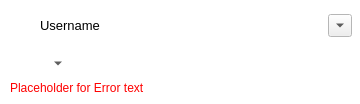
Before: the Qt Designer form src/gui/shareuserline.ui in nextmcloud/desktop, drawn with Qt 5.
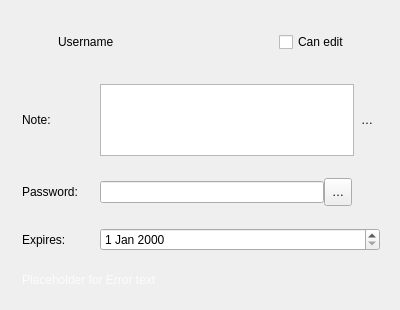
After: the same form once the commit is applied. Icons and pictures are not drawn. Custom widgets are drawn as their Qt base class.

The edit to the form file:
```diff
--- a/src/gui/shareuserline.ui
+++ b/src/gui/shareuserline.ui
@@ -6,12 +6,12 @@
    <rect>
     <x>0</x>
     <y>0</y>
-    <width>360</width>
-    <height>104</height>
+    <width>400</width>
+    <height>310</height>
    </rect>
   </property>
   <property name="sizePolicy">
-   <sizepolicy hsizetype="Preferred" vsizetype="Preferred">
+   <sizepolicy hsizetype="Expanding" vsizetype="Fixed">
     <horstretch>1</horstretch>
     <verstretch>0</verstretch>
    </sizepolicy>
@@ -22,70 +22,6 @@
     <height>0</height>
    </size>
   </property>
-  <property name="palette">
-   <palette>
-    <active>
-     <colorrole role="Base">
-      <brush brushstyle="SolidPattern">
-       <color alpha="255">
-        <red>255</red>
-        <green>255</green>
-        <blue>255</blue>
-       </color>
-      </brush>
-     </colorrole>
-     <colorrole role="Window">
-      <brush brushstyle="SolidPattern">
-       <color alpha="255">
-        <red>255</red>
-        <green>255</green>
-        <blue>255</blue>
-       </color>
-      </brush>
-     </colorrole>
-    </active>
-    <inactive>
-     <colorrole role="Base">
-      <brush brushstyle="SolidPattern">
-       <color alpha="255">
-        <red>255</red>
-        <green>255</green>
-        <blue>255</blue>
-       </color>
-      </brush>
-     </colorrole>
-     <colorrole role="Window">
-      <brush brushstyle="SolidPattern">
-       <color alpha="255">
-        <red>255</red>
-        <green>255</green>
-        <blue>255</blue>
-       </color>
-      </brush>
-     </colorrole>
-    </inactive>
-    <disabled>
-     <colorrole role="Base">
-      <brush brushstyle="SolidPattern">
-       <color alpha="255">
-        <red>255</red>
-        <green>255</green>
-        <blue>255</blue>
-       </color>
-      </brush>
-     </colorrole>
-     <colorrole role="Window">
-      <brush brushstyle="SolidPattern">
-       <color alpha="255">
-        <red>255</red>
-        <green>255</green>
-        <blue>255</blue>
-       </color>
-      </brush>
-     </colorrole>
-    </disabled>
-   </palette>
-  </property>
   <property name="autoFillBackground">
    <bool>false</bool>
   </property>
@@ -94,20 +30,23 @@
     <number>0</number>
    </property>
    <property name="leftMargin">
-    <number>0</number>
+    <number>12</number>
    </property>
    <property name="topMargin">
     <number>0</number>
    </property>
    <property name="rightMargin">
-    <number>0</number>
+    <number>20</number>
    </property>
    <property name="bottomMargin">
     <number>0</number>
    </property>
    <item>
-    <layout class="QHBoxLayout" name="horizontalLayout">
+    <layout class="QHBoxLayout" name="horizontalLayout_2">
      <property name="spacing">
+      <number>6</number>
+     </property>
+     <property name="rightMargin">
       <number>0</number>
      </property>
      <item>
@@ -124,70 +63,6 @@
          <height>40</height>
         </size>
        </property>
-       <property name="palette">
-        <palette>
-         <active>
-          <colorrole role="Base">
-           <brush brushstyle="SolidPattern">
-            <color alpha="255">
-             <red>255</red>
-             <green>255</green>
-             <blue>255</blue>
-            </color>
-           </brush>
-          </colorrole>
-          <colorrole role="Window">
-           <brush brushstyle="SolidPattern">
-            <color alpha="255">
-             <red>255</red>
-             <green>255</green>
-             <blue>255</blue>
-            </color>
-           </brush>
-          </colorrole>
-         </active>
-         <inactive>
-          <colorrole role="Base">
-           <brush brushstyle="SolidPattern">
-            <color alpha="255">
-             <red>255</red>
-             <green>255</green>
-             <blue>255</blue>
-            </color>
-           </brush>
-          </colorrole>
-          <colorrole role="Window">
-           <brush brushstyle="SolidPattern">
-            <color alpha="255">
-             <red>255</red>
-             <green>255</green>
-             <blue>255</blue>
-            </color>
-           </brush>
-          </colorrole>
-         </inactive>
-         <disabled>
-          <colorrole role="Base">
-           <brush brushstyle="SolidPattern">
-            <color alpha="255">
-             <red>255</red>
-             <green>255</green>
-             <blue>255</blue>
-            </color>
-           </brush>
-          </colorrole>
-          <colorrole role="Window">
-           <brush brushstyle="SolidPattern">
-            <color alpha="255">
-             <red>255</red>
-             <green>255</green>
-             <blue>255</blue>
-            </color>
-           </brush>
-          </colorrole>
-         </disabled>
-        </palette>
-       </property>
        <property name="alignment">
         <set>Qt::AlignCenter</set>
        </property>
@@ -196,43 +71,21 @@
      <item>
       <widget class="OCC::ElidedLabel" name="sharedWith">
        <property name="sizePolicy">
-        <sizepolicy hsizetype="Expanding" vsizetype="Fixed">
+        <sizepolicy hsizetype="Expanding" vsizetype="Maximum">
          <horstretch>0</horstretch>
          <verstretch>0</verstretch>
         </sizepolicy>
        </property>
-       <property name="font">
-        <font>
-         <family>Segoe UI</family>
-         <pointsize>10</pointsize>
-        </font>
-       </property>
        <property name="text">
         <string>Username</string>
        </property>
        <property name="textFormat">
         <enum>Qt::PlainText</enum>
        </property>
-       <property name="alignment">
-        <set>Qt::AlignLeading|Qt::AlignLeft|Qt::AlignVCenter</set>
-       </property>
       </widget>
      </item>
      <item>
-      <widget class="QProgressIndicator" name="passwordProgressIndicator" native="true">
-       <property name="sizePolicy">
-        <sizepolicy hsizetype="Fixed" vsizetype="Fixed">
-         <horstretch>0</horstretch>
-         <verstretch>0</verstretch>
-        </sizepolicy>
-       </property>
-       <property name="minimumSize">
-        <size>
-         <width>28</width>
-         <height>27</height>
-        </size>
-       </property>
-      </widget>
+      <widget class="QProgressIndicator" name="progressIndicator" native="true"/>
      </item>
      <item>
       <spacer name="horizontalSpacer">
@@ -240,7 +93,7 @@
         <enum>Qt::Horizontal</enum>
        </property>
        <property name="sizeType">
-        <enum>QSizePolicy::Fixed</enum>
+        <enum>QSizePolicy::Minimum</enum>
        </property>
        <property name="sizeHint" stdset="0">
         <size>
@@ -250,298 +103,189 @@
        </property>
       </spacer>
      </item>
+     <item>
+      <widget class="QCheckBox" name="permissionsEdit">
+       <property name="sizePolicy">
+        <sizepolicy hsizetype="Maximum" vsizetype="Fixed">
+         <horstretch>0</horstretch>
+         <verstretch>0</verstretch>
+        </sizepolicy>
+       </property>
+       <property name="text">
+        <string>Can edit</string>
+       </property>
+      </widget>
+     </item>
      <item>
       <widget class="QToolButton" name="permissionToolButton">
-       <property name="enabled">
-        <bool>true</bool>
-       </property>
-       <property name="sizePolicy">
-        <sizepolicy hsizetype="Fixed" vsizetype="Fixed">
-         <horstretch>0</horstretch>
-         <verstretch>0</verstretch>
-        </sizepolicy>
-       </property>
-       <property name="layoutDirection">
-        <enum>Qt::RightToLeft</enum>
-       </property>
        <property name="icon">
         <iconset resource="../../theme.qrc">
-         <normaloff>:/client/theme/black/caret-down.svg</normaloff>:/client/theme/black/caret-down.svg</iconset>
+         <normaloff>:/client/theme/more.svg</normaloff>:/client/theme/more.svg</iconset>
        </property>
-       <property name="popupMode">
-        <enum>QToolButton::InstantPopup</enum>
-       </property>
        <property name="autoRaise">
-        <bool>false</bool>
+        <bool>true</bool>
        </property>
-       <property name="arrowType">
-        <enum>Qt::DownArrow</enum>
-       </property>
       </widget>
      </item>
-     <item>
-      <spacer name="horizontalSpacer_3">
-       <property name="orientation">
-        <enum>Qt::Horizontal</enum>
-       </property>
-       <property name="sizeType">
-        <enum>QSizePolicy::Fixed</enum>
-       </property>
-       <property name="sizeHint" stdset="0">
-        <size>
-         <width>8</width>
-         <height>20</height>
-        </size>
-       </property>
-      </spacer>
-     </item>
     </layout>
    </item>
    <item>
-    <layout class="QHBoxLayout" name="horizontalLayout_6">
-     <property name="spacing">
-      <number>0</number>
+    <layout class="QHBoxLayout" name="horizontalLayout_3">
+     <property name="sizeConstraint">
+      <enum>QLayout::SetMinimumSize</enum>
      </property>
+     <property name="leftMargin">
+      <number>10</number>
+     </property>
      <item>
-      <spacer name="horizontalSpacer_2">
-       <property name="orientation">
-        <enum>Qt::Horizontal</enum>
-       </property>
-       <property name="sizeType">
-        <enum>QSizePolicy::Fixed</enum>
-       </property>
-       <property name="sizeHint" stdset="0">
+      <widget class="QLabel" name="noteLabel">
+       <property name="minimumSize">
         <size>
-         <width>38</width>
-         <height>20</height>
+         <width>78</width>
+         <height>0</height>
         </size>
        </property>
-      </spacer>
+       <property name="text">
+        <string>Note:</string>
+       </property>
+       <property name="alignment">
+        <set>Qt::AlignLeading|Qt::AlignLeft|Qt::AlignVCenter</set>
+       </property>
+      </widget>
      </item>
      <item>
-      <widget class="OCC::ElidedLabel" name="currentPermission">
+      <widget class="QTextEdit" name="noteTextEdit">
        <property name="sizePolicy">
-        <sizepolicy hsizetype="Preferred" vsizetype="Fixed">
+        <sizepolicy hsizetype="Expanding" vsizetype="Minimum">
          <horstretch>0</horstretch>
          <verstretch>0</verstretch>
         </sizepolicy>
        </property>
-       <property name="palette">
-        <palette>
-         <active>
-          <colorrole role="WindowText">
-           <brush brushstyle="SolidPattern">
-            <color alpha="255">
-             <red>226</red>
-             <green>0</green>
-             <blue>117</blue>
-            </color>
-           </brush>
-          </colorrole>
-          <colorrole role="Text">
-           <brush brushstyle="SolidPattern">
-            <color alpha="255">
-             <red>226</red>
-             <green>0</green>
-             <blue>117</blue>
-            </color>
-           </brush>
-          </colorrole>
-          <colorrole role="ButtonText">
-           <brush brushstyle="SolidPattern">
-            <color alpha="255">
-             <red>226</red>
-             <green>0</green>
-             <blue>117</blue>
-            </color>
-           </brush>
-          </colorrole>
-          <colorrole role="ToolTipText">
-           <brush brushstyle="SolidPattern">
-            <color alpha="255">
-             <red>226</red>
-             <green>0</green>
-             <blue>116</blue>
-            </color>
-           </brush>
-          </colorrole>
-          <colorrole role="PlaceholderText">
-           <brush brushstyle="SolidPattern">
-            <color alpha="128">
-             <red>0</red>
-             <green>0</green>
-             <blue>0</blue>
-            </color>
-           </brush>
-          </colorrole>
-         </active>
-         <inactive>
-          <colorrole role="WindowText">
-           <brush brushstyle="SolidPattern">
-            <color alpha="255">
-             <red>226</red>
-             <green>0</green>
-             <blue>117</blue>
-            </color>
-           </brush>
-          </colorrole>
-          <colorrole role="Text">
-           <brush brushstyle="SolidPattern">
-            <color alpha="255">
-             <red>226</red>
-             <green>0</green>
-             <blue>117</blue>
-            </color>
-           </brush>
-          </colorrole>
-          <colorrole role="ButtonText">
-           <brush brushstyle="SolidPattern">
-            <color alpha="255">
-             <red>226</red>
-             <green>0</green>
-             <blue>117</blue>
-            </color>
-           </brush>
-          </colorrole>
-          <colorrole role="ToolTipText">
-           <brush brushstyle="SolidPattern">
-            <color alpha="255">
-             <red>226</red>
-             <green>0</green>
-             <blue>116</blue>
-            </color>
-           </brush>
-          </colorrole>
-          <colorrole role="PlaceholderText">
-           <brush brushstyle="SolidPattern">
-            <color alpha="128">
-             <red>0</red>
-             <green>0</green>
-             <blue>0</blue>
-            </color>
-           </brush>
-          </colorrole>
-         </inactive>
-         <disabled>
-          <colorrole role="WindowText">
-           <brush brushstyle="SolidPattern">
-            <color alpha="255">
-             <red>226</red>
-             <green>0</green>
-             <blue>117</blue>
-            </color>
-           </brush>
-          </colorrole>
-          <colorrole role="Text">
-           <brush brushstyle="SolidPattern">
-            <color alpha="255">
-             <red>226</red>
-             <green>0</green>
-             <blue>117</blue>
-            </color>
-           </brush>
-          </colorrole>
-          <colorrole role="ButtonText">
-           <brush brushstyle="SolidPattern">
-            <color alpha="255">
-             <red>226</red>
-             <green>0</green>
-             <blue>117</blue>
-            </color>
-           </brush>
-          </colorrole>
-          <colorrole role="ToolTipText">
-           <brush brushstyle="SolidPattern">
-            <color alpha="255">
-             <red>226</red>
-             <green>0</green>
-             <blue>116</blue>
-            </color>
-           </brush>
-          </colorrole>
-          <colorrole role="PlaceholderText">
-           <brush brushstyle="SolidPattern">
-            <color alpha="128">
-             <red>0</red>
-             <green>0</green>
-             <blue>0</blue>
-            </color>
-           </brush>
-          </colorrole>
-         </disabled>
-        </palette>
+       <property name="minimumSize">
+        <size>
+         <width>0</width>
+         <height>0</height>
+        </size>
        </property>
-       <property name="font">
-        <font>
-         <family>Segoe UI</family>
-         <pointsize>10</pointsize>
-        </font>
+       <property name="sizeAdjustPolicy">
+        <enum>QAbstractScrollArea::AdjustToContents</enum>
        </property>
-       <property name="styleSheet">
-        <string notr="true">color:rgb(226, 0, 117)</string>
-       </property>
+      </widget>
+     </item>
+     <item>
+      <widget class="QToolButton" name="noteConfirmButton">
        <property name="text">
-        <string/>
+        <string notr="true">…</string>
        </property>
-       <property name="textFormat">
-        <enum>Qt::PlainText</enum>
+       <property name="icon">
+        <iconset resource="../../theme.qrc">
+         <normaloff>:/client/theme/confirm.svg</normaloff>:/client/theme/confirm.svg</iconset>
        </property>
-       <property name="alignment">
-        <set>Qt::AlignLeading|Qt::AlignLeft|Qt::AlignTop</set>
+       <property name="autoRaise">
+        <bool>true</bool>
        </property>
       </widget>
      </item>
+    </layout>
+   </item>
+   <item>
+    <layout class="QHBoxLayout" name="passwordElementsLayout">
+     <property name="leftMargin">
+      <number>10</number>
+     </property>
      <item>
-      <widget class="QToolButton" name="permissionMenu">
-       <property name="cursor">
-        <cursorShape>ArrowCursor</cursorShape>
+      <widget class="QLabel" name="passwordLabel">
+       <property name="minimumSize">
+        <size>
+         <width>78</width>
+         <height>0</height>
+        </size>
        </property>
-       <property name="contextMenuPolicy">
-        <enum>Qt::NoContextMenu</enum>
+       <property name="text">
+        <string>Password:</string>
        </property>
-       <property name="layoutDirection">
-        <enum>Qt::LeftToRight</enum>
+       <property name="alignment">
+        <set>Qt::AlignLeading|Qt::AlignLeft|Qt::AlignVCenter</set>
        </property>
-       <property name="autoFillBackground">
-        <bool>false</bool>
+       <property name="indent">
+        <number>0</number>
        </property>
-       <property name="icon">
-        <iconset>
-         <normalon>:/client/theme/black/caret-down.svg</normalon>
-        </iconset>
+      </widget>
+     </item>
+     <item>
+      <widget class="QLineEdit" name="lineEdit_password">
+       <property name="sizePolicy">
+        <sizepolicy hsizetype="Minimum" vsizetype="Fixed">
+         <horstretch>1</horstretch>
+         <verstretch>0</verstretch>
+        </sizepolicy>
        </property>
-       <property name="checkable">
-        <bool>false</bool>
+       <property name="echoMode">
+        <enum>QLineEdit::Password</enum>
        </property>
-       <property name="autoRaise">
-        <bool>true</bool>
+      </widget>
+     </item>
+     <item>
+      <widget class="QToolButton" name="confirmPassword">
+       <property name="minimumSize">
+        <size>
+         <width>28</width>
+         <height>28</height>
+        </size>
        </property>
-       <property name="arrowType">
-        <enum>Qt::DownArrow</enum>
+       <property name="text">
+        <string notr="true">…</string>
        </property>
+       <property name="icon">
+        <iconset resource="../../theme.qrc">
+         <normaloff>:/client/theme/confirm.svg</normaloff>:/client/theme/confirm.svg</iconset>
+       </property>
       </widget>
      </item>
      <item>
-      <spacer name="horizontalSpacer_4">
-       <property name="orientation">
-        <enum>Qt::Horizontal</enum>
+      <widget class="QProgressIndicator" name="passwordProgressIndicator" native="true">
+       <property name="sizePolicy">
+        <sizepolicy hsizetype="Fixed" vsizetype="Fixed">
+         <horstretch>0</horstretch>
+         <verstretch>0</verstretch>
+        </sizepolicy>
        </property>
-       <property name="sizeType">
-        <enum>QSizePolicy::Expanding</enum>
+       <property name="minimumSize">
+        <size>
+         <width>28</width>
+         <height>28</height>
+        </size>
        </property>
-       <property name="sizeHint" stdset="0">
+      </widget>
+     </item>
+    </layout>
+   </item>
+   <item>
+    <layout class="QHBoxLayout" name="horizontalLayout_4">
+     <property name="leftMargin">
+      <number>10</number>
+     </property>
+     <item>
+      <widget class="QLabel" name="expirationLabel">
+       <property name="minimumSize">
         <size>
-         <width>40</width>
-         <height>20</height>
+         <width>78</width>
+         <height>0</height>
         </size>
        </property>
-      </spacer>
+       <property name="text">
+        <string>Expires:</string>
+       </property>
+       <property name="alignment">
+        <set>Qt::AlignLeading|Qt::AlignLeft|Qt::AlignVCenter</set>
+       </property>
+      </widget>
      </item>
      <item>
-      <widget class="QProgressIndicator" name="progressIndicator" native="true">
+      <widget class="QDateEdit" name="calendar">
        <property name="sizePolicy">
-        <sizepolicy hsizetype="Fixed" vsizetype="Fixed">
-         <horstretch>0</horstretch>
+        <sizepolicy hsizetype="Minimum" vsizetype="Fixed">
+         <horstretch>1</horstretch>
          <verstretch>0</verstretch>
         </sizepolicy>
        </property>
@@ -560,7 +304,7 @@
      <item>
       <widget class="QLabel" name="errorLabel">
        <property name="sizePolicy">
-        <sizepolicy hsizetype="Preferred" vsizetype="Fixed">
+        <sizepolicy hsizetype="Ignored" vsizetype="Fixed">
          <horstretch>0</horstretch>
          <verstretch>0</verstretch>
         </sizepolicy>
@@ -576,32 +320,518 @@
          <active>
           <colorrole role="WindowText">
            <brush brushstyle="SolidPattern">
+            <color alpha="200">
+             <red>255</red>
+             <green>255</green>
+             <blue>255</blue>
+            </color>
+           </brush>
+          </colorrole>
+          <colorrole role="Button">
+           <brush brushstyle="SolidPattern">
             <color alpha="255">
+             <red>65</red>
+             <green>70</green>
+             <blue>84</blue>
+            </color>
+           </brush>
+          </colorrole>
+          <colorrole role="Light">
+           <brush brushstyle="SolidPattern">
+            <color alpha="255">
+             <red>95</red>
+             <green>103</green>
+             <blue>127</blue>
+            </color>
+           </brush>
+          </colorrole>
+          <colorrole role="Midlight">
+           <brush brushstyle="SolidPattern">
+            <color alpha="255">
+             <red>49</red>
+             <green>49</green>
+             <blue>49</blue>
+            </color>
+           </brush>
+          </colorrole>
+          <colorrole role="Dark">
+           <brush brushstyle="SolidPattern">
+            <color alpha="255">
+             <red>0</red>
+             <green>0</green>
+             <blue>0</blue>
+            </color>
+           </brush>
+          </colorrole>
+          <colorrole role="Mid">
+           <brush brushstyle="SolidPattern">
+            <color alpha="255">
+             <red>25</red>
+             <green>25</green>
+             <blue>25</blue>
+            </color>
+           </brush>
+          </colorrole>
+          <colorrole role="Text">
+           <brush brushstyle="SolidPattern">
+            <color alpha="200">
              <red>255</red>
+             <green>255</green>
+             <blue>255</blue>
+            </color>
+           </brush>
+          </colorrole>
+          <colorrole role="ButtonText">
+           <brush brushstyle="SolidPattern">
+            <color alpha="200">
+             <red>255</red>
+             <green>255</green>
+             <blue>255</blue>
+            </color>
+           </brush>
+          </colorrole>
+          <colorrole role="Base">
+           <brush brushstyle="SolidPattern">
+            <color alpha="255">
+             <red>64</red>
+             <green>69</green>
+             <blue>82</blue>
+            </color>
+           </brush>
+          </colorrole>
+          <colorrole role="Window">
+           <brush brushstyle="SolidPattern">
+            <color alpha="255">
+             <red>56</red>
+             <green>60</green>
+             <blue>74</blue>
+            </color>
+           </brush>
+          </colorrole>
+          <colorrole role="Shadow">
+           <brush brushstyle="SolidPattern">
+            <color alpha="255">
+             <red>0</red>
              <green>0</green>
              <blue>0</blue>
             </color>
            </brush>
           </colorrole>
+          <colorrole role="Highlight">
+           <brush brushstyle="SolidPattern">
+            <color alpha="255">
+             <red>82</red>
+             <green>148</green>
+             <blue>226</blue>
+            </color>
+           </brush>
+          </colorrole>
+          <colorrole role="HighlightedText">
+           <brush brushstyle="SolidPattern">
+            <color alpha="255">
+             <red>255</red>
+             <green>255</green>
+             <blue>255</blue>
+            </color>
+           </brush>
+          </colorrole>
+          <colorrole role="Link">
+           <brush brushstyle="SolidPattern">
+            <color alpha="255">
+             <red>0</red>
+             <green>157</green>
+             <blue>255</blue>
+            </color>
+           </brush>
+          </colorrole>
+          <colorrole role="LinkVisited">
+           <brush brushstyle="SolidPattern">
+            <color alpha="255">
+             <red>158</red>
+             <green>79</green>
+             <blue>255</blue>
+            </color>
+           </brush>
+          </colorrole>
+          <colorrole role="AlternateBase">
+           <brush brushstyle="SolidPattern">
+            <color alpha="255">
+             <red>60</red>
+             <green>67</green>
+             <blue>79</blue>
+            </color>
+           </brush>
+          </colorrole>
+          <colorrole role="ToolTipBase">
+           <brush brushstyle="SolidPattern">
+            <color alpha="255">
+             <red>0</red>
+             <green>0</green>
+             <blue>0</blue>
+            </color>
+           </brush>
+          </colorrole>
+          <colorrole role="ToolTipText">
+           <brush brushstyle="SolidPattern">
+            <color alpha="255">
+             <red>238</red>
+             <green>252</green>
+             <blue>255</blue>
+            </color>
+           </brush>
+          </colorrole>
+          <colorrole role="PlaceholderText">
+           <brush brushstyle="SolidPattern">
+            <color alpha="128">
+             <red>255</red>
+             <green>255</green>
+             <blue>255</blue>
+            </color>
+           </brush>
+          </colorrole>
          </active>
          <inactive>
           <colorrole role="WindowText">
            <brush brushstyle="SolidPattern">
+            <color alpha="200">
+             <red>255</red>
+             <green>255</green>
+             <blue>255</blue>
+            </color>
+           </brush>
+          </colorrole>
+          <colorrole role="Button">
+           <brush brushstyle="SolidPattern">
             <color alpha="255">
+             <red>65</red>
+             <green>70</green>
+             <blue>84</blue>
+            </color>
+           </brush>
+          </colorrole>
+          <colorrole role="Light">
+           <brush brushstyle="SolidPattern">
+            <color alpha="255">
+             <red>95</red>
+             <green>103</green>
+             <blue>127</blue>
+            </color>
+           </brush>
+          </colorrole>
+          <colorrole role="Midlight">
+           <brush brushstyle="SolidPattern">
+            <color alpha="255">
+             <red>49</red>
+             <green>49</green>
+             <blue>49</blue>
+            </color>
+           </brush>
+          </colorrole>
+          <colorrole role="Dark">
+           <brush brushstyle="SolidPattern">
+            <color alpha="255">
+             <red>0</red>
+             <green>0</green>
+             <blue>0</blue>
+            </color>
+           </brush>
+          </colorrole>
+          <colorrole role="Mid">
+           <brush brushstyle="SolidPattern">
+            <color alpha="255">
+             <red>25</red>
+             <green>25</green>
+             <blue>25</blue>
+            </color>
+           </brush>
+          </colorrole>
+          <colorrole role="Text">
+           <brush brushstyle="SolidPattern">
+            <color alpha="200">
              <red>255</red>
+             <green>255</green>
+             <blue>255</blue>
+            </color>
+           </brush>
+          </colorrole>
+          <colorrole role="ButtonText">
+           <brush brushstyle="SolidPattern">
+            <color alpha="200">
+             <red>255</red>
+             <green>255</green>
+             <blue>255</blue>
+            </color>
+           </brush>
+          </colorrole>
+          <colorrole role="Base">
+           <brush brushstyle="SolidPattern">
+            <color alpha="255">
+             <red>64</red>
+             <green>69</green>
+             <blue>82</blue>
+            </color>
+           </brush>
+          </colorrole>
+          <colorrole role="Window">
+           <brush brushstyle="SolidPattern">
+            <color alpha="255">
+             <red>56</red>
+             <green>60</green>
+             <blue>74</blue>
+            </color>
+           </brush>
+          </colorrole>
+          <colorrole role="Shadow">
+           <brush brushstyle="SolidPattern">
+            <color alpha="255">
+             <red>0</red>
              <green>0</green>
              <blue>0</blue>
             </color>
            </brush>
           </colorrole>
+          <colorrole role="Highlight">
+           <brush brushstyle="SolidPattern">
+            <color alpha="255">
+             <red>82</red>
+             <green>149</green>
+             <blue>225</blue>
+            </color>
+           </brush>
+          </colorrole>
+          <colorrole role="HighlightedText">
+           <brush brushstyle="SolidPattern">
+            <color alpha="255">
+             <red>255</red>
+             <green>255</green>
+             <blue>255</blue>
+            </color>
+           </brush>
+          </colorrole>
+          <colorrole role="Link">
+           <brush brushstyle="SolidPattern">
+            <color alpha="255">
+             <red>0</red>
+             <green>157</green>
+             <blue>255</blue>
+            </color>
+           </brush>
+          </colorrole>
+          <colorrole role="LinkVisited">
+           <brush brushstyle="SolidPattern">
+            <color alpha="255">
+             <red>158</red>
+             <green>79</green>
+             <blue>255</blue>
+            </color>
+           </brush>
+          </colorrole>
+          <colorrole role="AlternateBase">
+           <brush brushstyle="SolidPattern">
+            <color alpha="255">
+             <red>60</red>
+             <green>67</green>
+             <blue>79</blue>
+            </color>
+           </brush>
+          </colorrole>
+          <colorrole role="ToolTipBase">
+           <brush brushstyle="SolidPattern">
+            <color alpha="255">
+             <red>0</red>
+             <green>0</green>
+             <blue>0</blue>
+            </color>
+           </brush>
+          </colorrole>
+          <colorrole role="ToolTipText">
+           <brush brushstyle="SolidPattern">
+            <color alpha="255">
+             <red>238</red>
+             <green>252</green>
+             <blue>255</blue>
+            </color>
+           </brush>
+          </colorrole>
+          <colorrole role="PlaceholderText">
+           <brush brushstyle="SolidPattern">
+            <color alpha="128">
+             <red>255</red>
+             <green>255</green>
+             <blue>255</blue>
+            </color>
+           </brush>
+          </colorrole>
          </inactive>
          <disabled>
           <colorrole role="WindowText">
            <brush brushstyle="SolidPattern">
+            <color alpha="115">
+             <red>255</red>
+             <green>255</green>
+             <blue>255</blue>
+            </color>
+           </brush>
+          </colorrole>
+          <colorrole role="Button">
+           <brush brushstyle="SolidPattern">
             <color alpha="255">
-             <red>123</red>
-             <green>121</green>
-             <blue>134</blue>
+             <red>65</red>
+             <green>70</green>
+             <blue>84</blue>
+            </color>
+           </brush>
+          </colorrole>
+          <colorrole role="Light">
+           <brush brushstyle="SolidPattern">
+            <color alpha="255">
+             <red>95</red>
+             <green>103</green>
+             <blue>127</blue>
+            </color>
+           </brush>
+          </colorrole>
+          <colorrole role="Midlight">
+           <brush brushstyle="SolidPattern">
+            <color alpha="255">
+             <red>49</red>
+             <green>49</green>
+             <blue>49</blue>
+            </color>
+           </brush>
+          </colorrole>
+          <colorrole role="Dark">
+           <brush brushstyle="SolidPattern">
+            <color alpha="255">
+             <red>0</red>
+             <green>0</green>
+             <blue>0</blue>
+            </color>
+           </brush>
+          </colorrole>
+          <colorrole role="Mid">
+           <brush brushstyle="SolidPattern">
+            <color alpha="255">
+             <red>25</red>
+             <green>25</green>
+             <blue>25</blue>
+            </color>
+           </brush>
+          </colorrole>
+          <colorrole role="Text">
+           <brush brushstyle="SolidPattern">
+            <color alpha="115">
+             <red>255</red>
+             <green>255</green>
+             <blue>255</blue>
+            </color>
+           </brush>
+          </colorrole>
+          <colorrole role="ButtonText">
+           <brush brushstyle="SolidPattern">
+            <color alpha="115">
+             <red>255</red>
+             <green>255</green>
+             <blue>255</blue>
+            </color>
+           </brush>
+          </colorrole>
+          <colorrole role="Base">
+           <brush brushstyle="SolidPattern">
+            <color alpha="255">
+             <red>64</red>
+             <green>69</green>
+             <blue>82</blue>
+            </color>
+           </brush>
+          </colorrole>
+          <colorrole role="Window">
+           <brush brushstyle="SolidPattern">
+            <color alpha="255">
+             <red>56</red>
+             <green>60</green>
+             <blue>74</blue>
+            </color>
+           </brush>
+          </colorrole>
+          <colorrole role="Shadow">
+           <brush brushstyle="SolidPattern">
+            <color alpha="255">
+             <red>0</red>
+             <green>0</green>
+             <blue>0</blue>
+            </color>
+           </brush>
+          </colorrole>
+          <colorrole role="Highlight">
+           <brush brushstyle="SolidPattern">
+            <color alpha="255">
+             <red>82</red>
+             <green>148</green>
+             <blue>226</blue>
+            </color>
+           </brush>
+          </colorrole>
+          <colorrole role="HighlightedText">
+           <brush brushstyle="SolidPattern">
+            <color alpha="255">
+             <red>255</red>
+             <green>255</green>
+             <blue>255</blue>
+            </color>
+           </brush>
+          </colorrole>
+          <colorrole role="Link">
+           <brush brushstyle="SolidPattern">
+            <color alpha="255">
+             <red>0</red>
+             <green>157</green>
+             <blue>255</blue>
+            </color>
+           </brush>
+          </colorrole>
+          <colorrole role="LinkVisited">
+           <brush brushstyle="SolidPattern">
+            <color alpha="255">
+             <red>158</red>
+             <green>79</green>
+             <blue>255</blue>
+            </color>
+           </brush>
+          </colorrole>
+          <colorrole role="AlternateBase">
+           <brush brushstyle="SolidPattern">
+            <color alpha="255">
+             <red>60</red>
+             <green>67</green>
+             <blue>79</blue>
+            </color>
+           </brush>
+          </colorrole>
+          <colorrole role="ToolTipBase">
+           <brush brushstyle="SolidPattern">
+            <color alpha="255">
+             <red>0</red>
+             <green>0</green>
+             <blue>0</blue>
+            </color>
+           </brush>
+          </colorrole>
+          <colorrole role="ToolTipText">
+           <brush brushstyle="SolidPattern">
+            <color alpha="255">
+             <red>238</red>
+             <green>252</green>
+             <blue>255</blue>
+            </color>
+           </brush>
+          </colorrole>
+          <colorrole role="PlaceholderText">
+           <brush brushstyle="SolidPattern">
+            <color alpha="128">
+             <red>255</red>
+             <green>255</green>
+             <blue>255</blue>
             </color>
            </brush>
           </colorrole>
```
